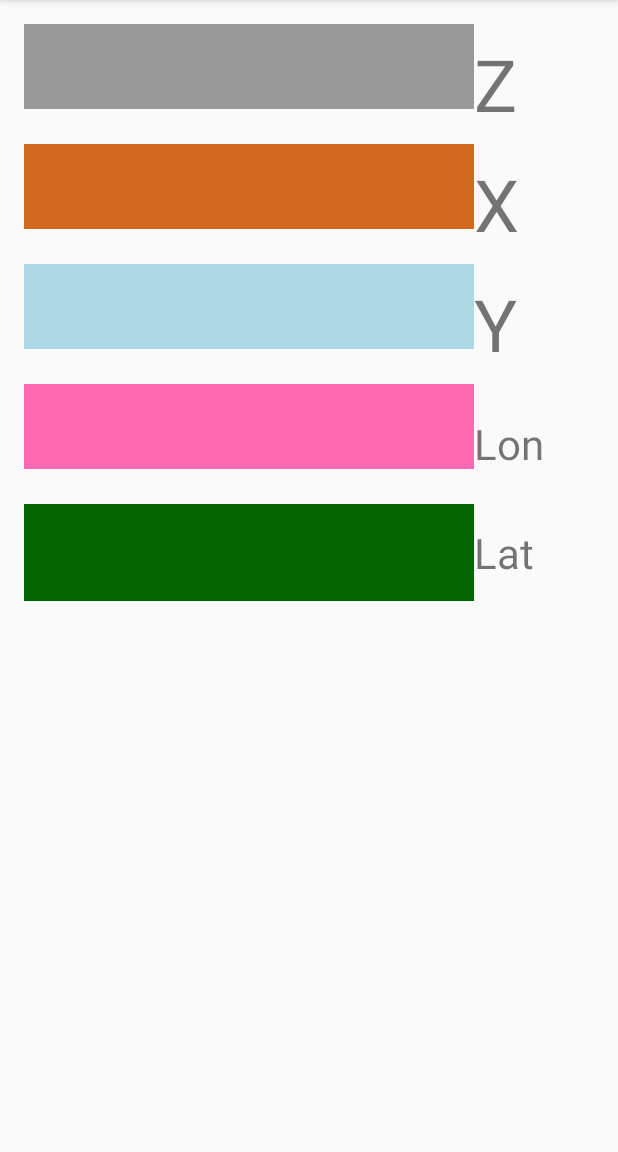
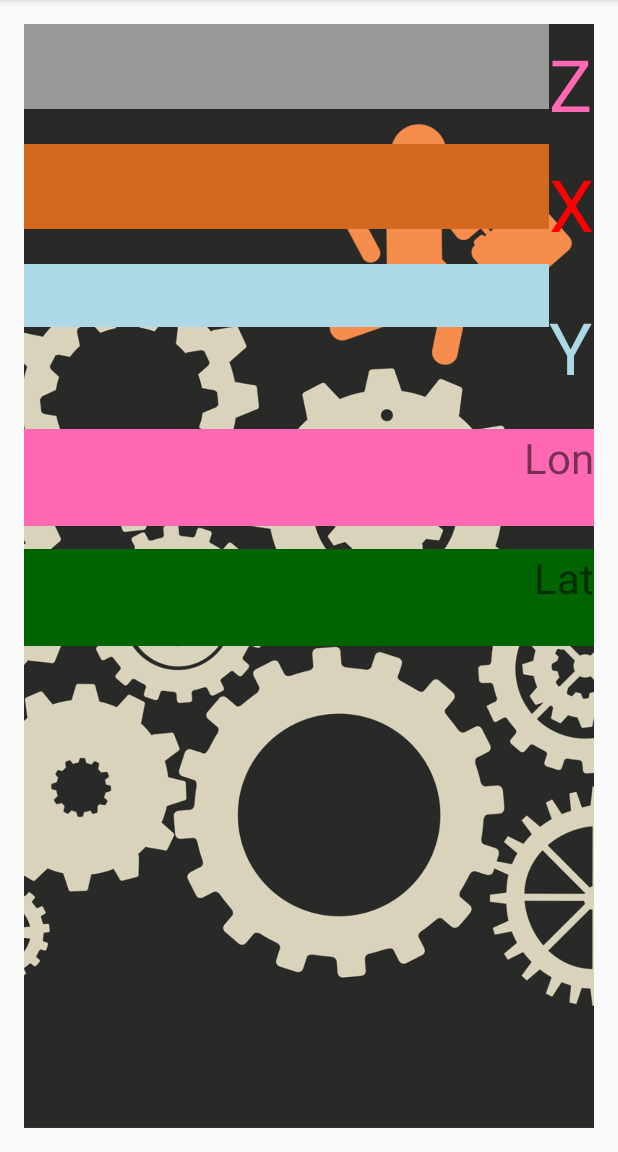
Before and after one commit to shawnock/CS450Project2, an Android app: the screen it shows after launch (MainActivity), on a phone screen of 412 x 824 dp, the part 84-1236 px from its top. Run offline under Robolectric (Android 15) with nearby library versions, the phone set to English and light mode, and no system bars; 2 statements that could not run were skipped.

Commit message:
Second Commit

```diff
--- a/app/src/main/java/com/example/shawnocked/csproject2/AccelerometerHandler.java
+++ b/app/src/main/java/com/example/shawnocked/csproject2/AccelerometerHandler.java
@@ -20,8 +20,7 @@ public class AccelerometerHandler extends Observable
     private long prev_time = 0;
     public final static long ONE_SEC_IN_MILLIS = 1000;
 
-    public AccelerometerHandler(int threshold, Activity act) {
-        THRESHOLD = threshold;
+    public AccelerometerHandler(MainActivity act) {
         this.prev_time = System.currentTimeMillis();
         this.sensorManager = (SensorManager)
                 act.getSystemService(Activity.SENSOR_SERVICE);
@@ -44,6 +43,7 @@ public class AccelerometerHandler extends Observable
         }
     }
 
+
     @Override
     public void onAccuracyChanged(Sensor sensor, int i) { }
 
--- a/app/src/main/java/com/example/shawnocked/csproject2/LocationHandler.java
+++ b/app/src/main/java/com/example/shawnocked/csproject2/LocationHandler.java
@@ -56,6 +56,10 @@ public class LocationHandler extends Observable
 
     }
 
+    public Location getLocation() {
+        return location;
+    }
+
     @Override
     public void onStatusChanged(String s, int i, Bundle bundle) {
 
--- a/app/src/main/java/com/example/shawnocked/csproject2/MainActivity.java
+++ b/app/src/main/java/com/example/shawnocked/csproject2/MainActivity.java
@@ -1,12 +1,15 @@
 package com.example.shawnocked.csproject2;
 
+import android.hardware.SensorEventListener;
 import android.location.Location;
+import android.location.LocationManager;
 import android.support.v7.app.AppCompatActivity;
 import android.os.Bundle;
 import android.widget.TextView;
 
 import java.util.Observable;
 import java.util.Observer;
+import java.util.StringTokenizer;
 
 public class MainActivity extends AppCompatActivity implements Observer {
 
@@ -17,6 +20,14 @@ public class MainActivity extends AppCompatActivity implements Observer {
     TextView lat_location_view = null;
     private AccelerometerHandler ah;
     private LocationHandler lh;
+    private float []xyzValues;
+    private Location location;
+    private String x = "X";
+    private String y = "Y";
+    private String z = "Z";
+    private String lat = "LAT";
+    private String lon = "LON";
+
 
     @Override
     protected void onCreate(Bundle savedInstanceState) {
@@ -32,38 +43,42 @@ public class MainActivity extends AppCompatActivity implements Observer {
                 (TextView) findViewById(R.id.lon_location_view);
         this.lat_location_view =
                 (TextView) findViewById(R.id.lat_location_view);
-        this.ah = new AccelerometerHandler(10000, this);
+        this.ah = new AccelerometerHandler(this);
         this.ah.addObserver(this);
         this.lh = new LocationHandler(this);
         this.lh.addObserver(this);
+        this.location = lh.getLocation();
     }
 
-    @Override
-    public void update(Observable observable, Object o) {
-        if(observable instanceof AccelerometerHandler) {
-            float[] xyzValues = (float[]) o;
-            x_accel_view.setText(Float.toString(xyzValues[0]));
-            y_accel_view.setText(Float.toString(xyzValues[1]));
-            z_accel_view.setText(Float.toString(xyzValues[2]));
-        }
 
-        else {
-            Location location = (Location) o;
-            lat_location_view.setText(Double.toString(location.getLatitude()));
-            lon_location_view.setText(Double.toString(location.getLongitude()));
-        }
-    }
 
     @Override
     protected void onStart() {
         super.onStart();
+        String x = getPreferences(MODE_PRIVATE).getString(this.x, null);
+        String y = getPreferences(MODE_PRIVATE).getString(this.y, null);
+        String z = getPreferences(MODE_PRIVATE).getString(this.z, null);
+        String lat = getPreferences(MODE_PRIVATE).getString(this.lat, null);
+        String lon = getPreferences(MODE_PRIVATE).getString(this.lon, null);
+
+        x_accel_view.setText(x);
+        y_accel_view.setText(y);
+        z_accel_view.setText(z);
+        lat_location_view.setText(lat);
+        lon_location_view.setText(lon);
     }
 
     @Override
     protected void onPause() {
         super.onPause();
+
+        getPreferences(MODE_PRIVATE).edit().putString(x, Float.toString(this.xyzValues[0])).apply();
+        getPreferences(MODE_PRIVATE).edit().putString(y, Float.toString(this.xyzValues[1])).apply();
+        getPreferences(MODE_PRIVATE).edit().putString(z, Float.toString(this.xyzValues[2])).apply();
+        getPreferences(MODE_PRIVATE).edit().putString(lat, Double.toString(this.location.getLatitude())).apply();
+        getPreferences(MODE_PRIVATE).edit().putString(lon, Double.toString(this.location.getLongitude())).apply();
+
     }
-
     @Override
     protected void onResume() {
         super.onResume();
@@ -73,4 +88,20 @@ public class MainActivity extends AppCompatActivity implements Observer {
     protected void onDestroy() {
         super.onDestroy();
     }
+
+    @Override
+    public void update(Observable observable, Object o) {
+        if(observable instanceof AccelerometerHandler) {
+            this.xyzValues = (float[]) o;
+            x_accel_view.setText(Float.toString(xyzValues[0]));
+            y_accel_view.setText(Float.toString(xyzValues[1]));
+            z_accel_view.setText(Float.toString(xyzValues[2]));
+        }
+
+        if(observable instanceof LocationHandler) {
+            this.location = (Location) o;
+            lat_location_view.setText(Double.toString(location.getLatitude()));
+            lon_location_view.setText(Double.toString(location.getLongitude()));
+        }
+    }
 }
--- a/app/src/main/res/layout/activity_main.xml
+++ b/app/src/main/res/layout/activity_main.xml
@@ -7,7 +7,16 @@
     android:paddingLeft="@dimen/activity_horizontal_margin"
     android:paddingRight="@dimen/activity_horizontal_margin"
     android:paddingTop="@dimen/activity_vertical_margin"
+    android:gravity="center"
     tools:context="com.example.shawnocked.csproject2.MainActivity">
+
+
+    <ImageView
+        android:layout_width="fill_parent"
+        android:layout_height="fill_parent"
+        android:scaleType="centerCrop"
+        android:src="@drawable/people_machine"/>
+
     <LinearLayout
         android:id="@+id/linear1"
         android:layout_width="wrap_content"
@@ -22,14 +31,15 @@
             android:background="@color/lightGray"
             android:id="@+id/z_accel_view"
             android:layout_marginBottom="15sp"
-
             />
 
         <TextView
             android:layout_width="wrap_content"
             android:layout_height="wrap_content"
             android:textSize="@dimen/default_text_size"
+            android:textColor="@color/hotPink"
             android:text="@string/z"
+            android:layout_alignRight="@+id/z_accel_view"
             />
     </LinearLayout>
 
@@ -40,7 +50,7 @@
         android:layout_below="@id/linear1"
         android:gravity="center">
         <TextView
-            android:layout_width="300dp"
+            android:layout_width="@dimen/accel_value_width"
             android:layout_height="wrap_content"
             android:textSize="48sp"
             android:paddingRight="20dp"
@@ -52,7 +62,10 @@
             android:layout_width="wrap_content"
             android:layout_height="wrap_content"
             android:textSize="48sp"
-            android:text="@string/x"/>
+            android:text="@string/x"
+            android:textColor="@color/red"
+            android:layout_alignRight="@+id/x_accel_view"
+            />
 
     </LinearLayout>
 
@@ -63,31 +76,33 @@
         android:layout_below="@id/linear2"
         android:gravity="center">
         <TextView
-            android:layout_width="300dp"
+            android:layout_width="@dimen/accel_value_width"
             android:layout_height="wrap_content"
             android:textSize="48sp"
             android:paddingRight="20dp"
             android:background="@color/lightBlue"
             android:id="@+id/y_accel_view"
-            android:layout_marginBottom="15sp"
+            android:layout_marginBottom="45sp"
             />
         <TextView
             android:layout_width="wrap_content"
             android:layout_height="wrap_content"
             android:textSize="48sp"
-            android:text="@string/y"/>
+            android:text="@string/y"
+            android:textColor="@color/lightBlue"
+            android:layout_alignRight="@+id/y_accel_view"
+            />
 
     </LinearLayout>
 
-    <LinearLayout
-        android:id="@+id/linear4"
+    <RelativeLayout
         android:layout_width="wrap_content"
         android:layout_height="wrap_content"
-        android:layout_below="@id/linear3"
-        android:gravity="center">
+        android:gravity="center"
+        android:layout_below="@+id/linear3">
 
         <TextView
-            android:layout_width="300dp"
+            android:layout_width="fill_parent"
             android:layout_height="wrap_content"
             android:textSize="48sp"
             android:paddingRight="20dp"
@@ -99,30 +114,28 @@
             android:layout_width="wrap_content"
             android:layout_height="wrap_content"
             android:textSize="28sp"
-            android:text="Lon"/>
-
-    </LinearLayout>
-
-    <LinearLayout
-        android:id="@+id/linear5"
-        android:layout_width="wrap_content"
-        android:layout_height="wrap_content"
-        android:layout_below="@id/linear4"
-        android:gravity="center">
+            android:text="Lon"
+            android:layout_marginLeft="15sp"
+            android:layout_alignRight="@+id/lon_location_view"/>
 
         <TextView
-            android:layout_width="300dp"
+            android:layout_width="fill_parent"
             android:layout_height="wrap_content"
             android:textSize="48sp"
             android:paddingRight="20dp"
             android:background="@color/darkGreen"
             android:id="@+id/lat_location_view"
+            android:layout_below="@+id/lon_location_view"
             />
         <TextView
             android:layout_width="wrap_content"
             android:layout_height="wrap_content"
             android:textSize="28sp"
-            android:text="Lat"/>
+            android:text="Lat"
+            android:layout_marginLeft="15sp"
+            android:layout_alignRight="@+id/lat_location_view"
+            android:layout_below="@+id/lon_location_view"/>
 
-    </LinearLayout>
+    </RelativeLayout>
+
 </RelativeLayout>
--- a/app/src/main/res/values/colors.xml
+++ b/app/src/main/res/values/colors.xml
@@ -8,4 +8,5 @@
     <color name="lightBlue">#ADD8E6</color>
     <color name="darkGreen">#006400</color>
     <color name="hotPink">#FF69B4</color>
+    <color name="red">#ff0000</color>
 </resources>
--- a/app/src/main/res/values/dimens.xml
+++ b/app/src/main/res/values/dimens.xml
@@ -2,7 +2,7 @@
     <!-- Default screen margins, per the Android Design guidelines. -->
     <dimen name="activity_horizontal_margin">16dp</dimen>
     <dimen name="activity_vertical_margin">16dp</dimen>
-    <dimen name="accel_value_width">300dp</dimen>
+    <dimen name="accel_value_width">350dp</dimen>
     <dimen name="default_text_size">48sp</dimen>
     <dimen name="default_padding">20dp</dimen>
 </resources>
```
Also changed, not shown: app/src/main/res/drawable/people_machine.gif (added).
